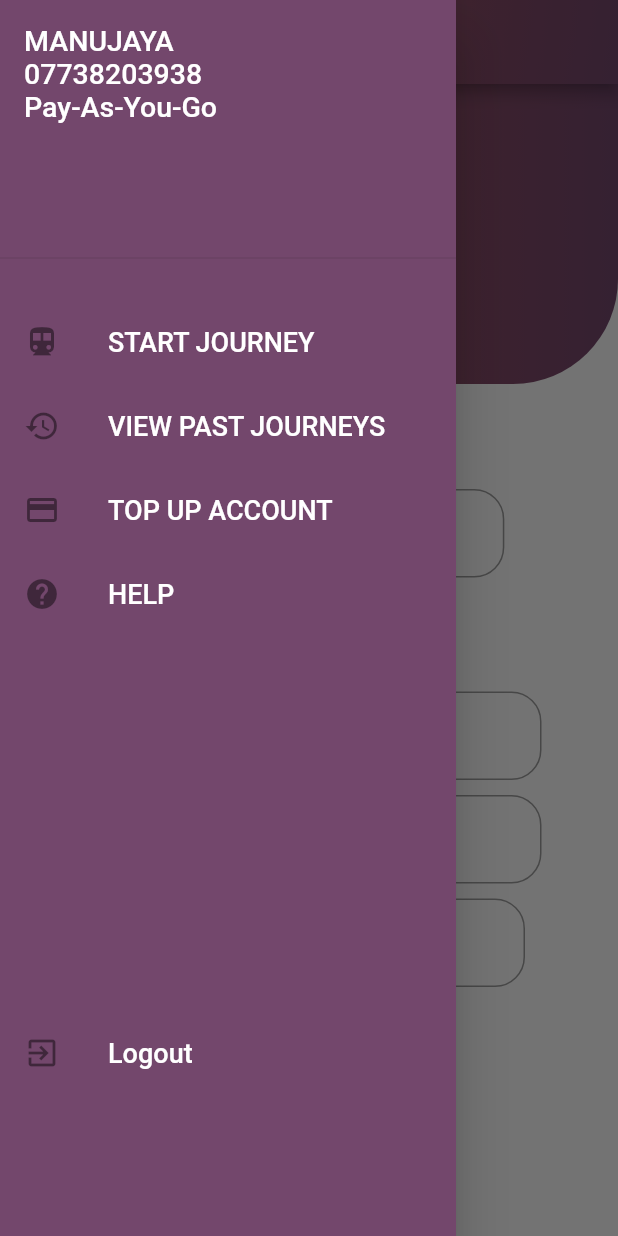
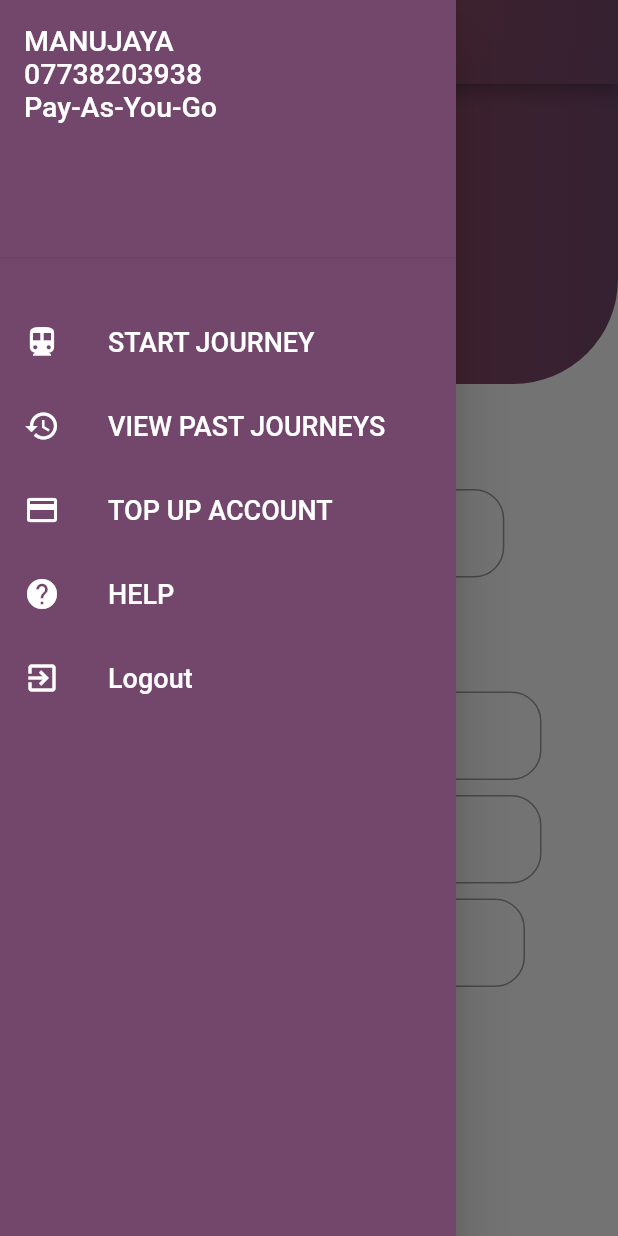
Before and after one commit to Rashy98/ticketing_Che_Mobile, a Flutter app: the TopUp screen opened directly, with the side drawer open, on a phone screen of 412 x 824 dp. Run offline on Flutter 3.47's test engine with Material 2 defaults, Android fonts, the phone set to English and light mode, and no system bars; our stand-ins replace shared_preferences; accounts and stored records are empty; network calls fail; key blocks and very long unbroken strings in the code were emptied for the run.

```diff
--- a/lib/Widget/NavDrawer.dart
+++ b/lib/Widget/NavDrawer.dart
@@ -1,12 +1,18 @@
+
 import 'package:flutter/material.dart';
 import 'package:ticketing_app/Screens/QRTry.dart';
 import 'package:ticketing_app/Screens/ScanQR.dart';
 import 'package:ticketing_app/Screens/ShowHistory.dart';
 import 'package:ticketing_app/Screens/StartPoint.dart';
 import 'package:ticketing_app/Screens/TopUp.dart';
+import 'package:ticketing_app/Screens/LoginPage.dart';
+import 'package:shared_preferences/shared_preferences.dart';
+
+
 
 
 class NavDrawer extends StatelessWidget {
+  SharedPreferences preference;
   @override
   Widget build(BuildContext context) {
     return Drawer(
@@ -34,7 +40,8 @@ class NavDrawer extends StatelessWidget {
             height: 20,
           ),
           ListTile(
-            leading: Icon(Icons.directions_transit),
+            leading: Icon(Icons.directions_transit,
+                           color: Colors.white),
             title: Text('START JOURNEY' , style: const TextStyle(
                 color: Color(0xFFFFFFFF),
                 fontSize: 18
@@ -49,7 +56,8 @@ class NavDrawer extends StatelessWidget {
           ),
 
           ListTile(
-            leading: Icon(Icons.history),
+            leading: Icon(Icons.history,
+                color: Colors.white),
             title: Text('VIEW PAST JOURNEYS' , style: const TextStyle(
                 color: Color(0xFFFFFFFF),
                 fontSize: 18
@@ -64,7 +72,8 @@ class NavDrawer extends StatelessWidget {
           ),
 
             ListTile(
-            leading: Icon(Icons.payment),
+            leading: Icon(Icons.payment,
+                color: Colors.white),
             title: Text('TOP UP ACCOUNT' , style: const TextStyle(
               color: Color(0xFFFFFFFF),
                 fontSize: 18
@@ -79,7 +88,8 @@ class NavDrawer extends StatelessWidget {
 
           ),
           ListTile(
-            leading: Icon(Icons.help),
+            leading: Icon(Icons.help,
+                color: Colors.white),
             title: Text('HELP' , style: const TextStyle(
                 color: Color(0xFFFFFFFF),
                 fontSize: 18
@@ -90,19 +100,22 @@ class NavDrawer extends StatelessWidget {
 
           ),
 
-          SizedBox(
-            height: 250,
-          ),
+//          SizedBox(
+//            height: 20,
+//          ),
           ListTile(
-            leading: Icon(Icons.exit_to_app),
+            leading: Icon(Icons.exit_to_app,
+                color: Colors.white),
             title: Text('Logout',style: const TextStyle(
                 color: Color(0xFFFFFFFF),
                 fontSize: 18
             ),),
-            onTap: () => {
+            onTap: () async => {
+              preference = await SharedPreferences.getInstance(),
+              preference.remove('token'),
               Navigator.of(context).pop(),
               Navigator.push(
-                  context, MaterialPageRoute(builder: (context) => MyApps())
+                  context, MaterialPageRoute(builder: (context) => LoginPage())
               )
             },
           ),
```
Also changed, not shown: lib/Screens/LoginPage.dart (+28 -0 lines), lib/Screens/Register.dart (+6 -6 lines).
